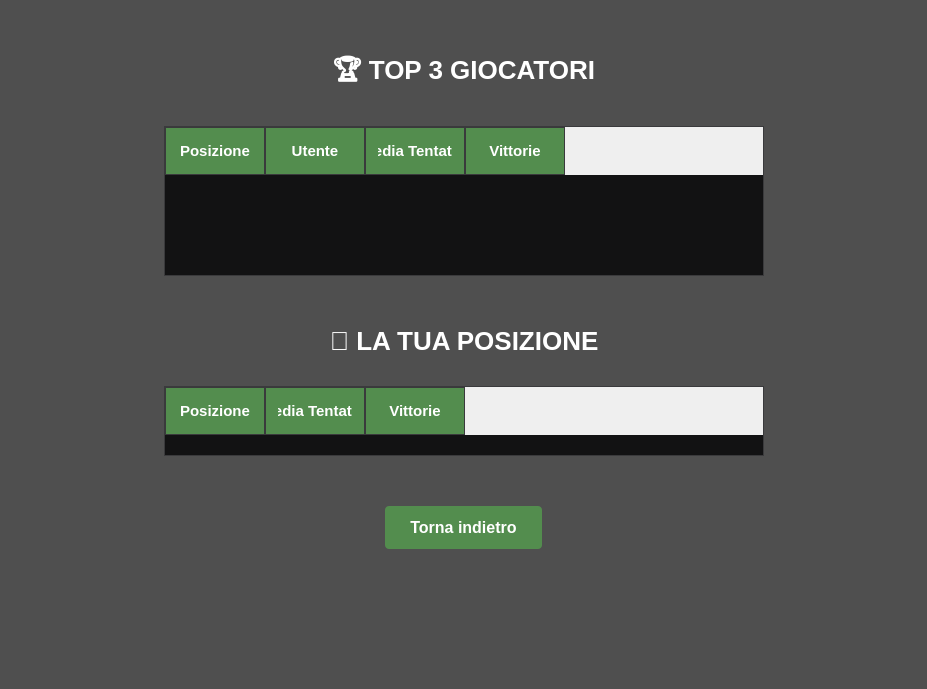
Above: src/gui/leaderboard_window.ui from andrea216ac/project_wordle_qd before the change. Below: the same form after it.
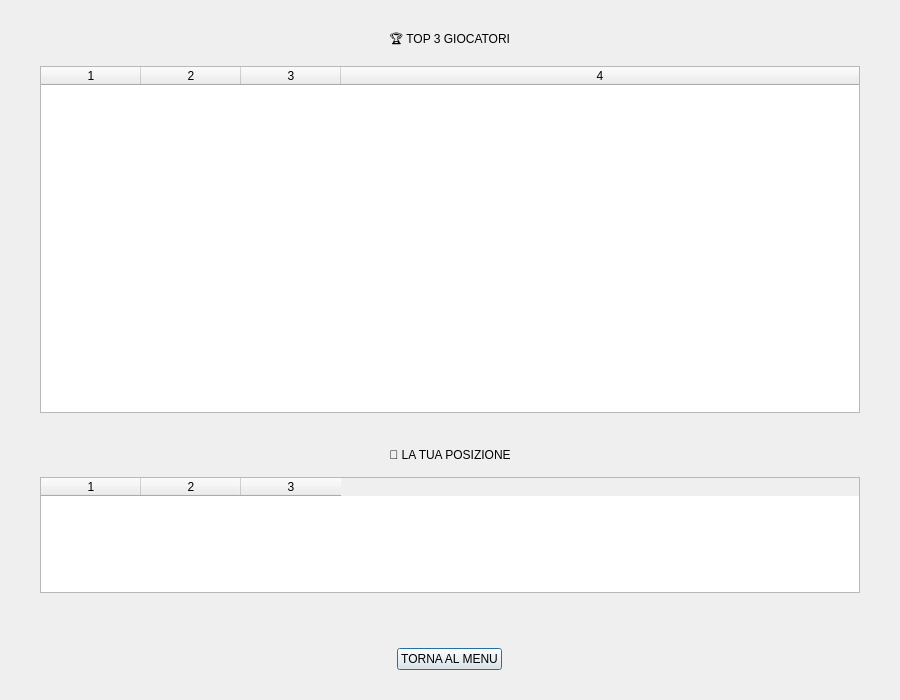
That is the form after the change.

```diff
--- a/src/gui/leaderboard_window.ui
+++ b/src/gui/leaderboard_window.ui
@@ -6,103 +6,77 @@
    <rect>
     <x>0</x>
     <y>0</y>
-    <width>927</width>
-    <height>689</height>
+    <width>900</width>
+    <height>700</height>
    </rect>
   </property>
   <property name="windowTitle">
    <string>Classifica Wordle</string>
   </property>
-  <property name="styleSheet">
-   <string notr="true">
-QDialog { background-color: #4f4f4f; }
-QLabel { color: #ffffff; font-weight: bold; font-size: 26px; margin-bottom: 10px; }
-
-QTableWidget { 
-    background-color: #121213; 
-    color: white; 
-    gridline-color: #538d4e; 
-    border: 1px solid #3a3a3c; 
-    font-size: 20px; /* Testo molto grande per riempire */
-    outline: 0; 
-}
-
-QHeaderView::section { 
-    background-color: #538d4e; 
-    color: white; 
-    padding: 12px; 
-    border: 1px solid #3a3a3c; 
-    font-weight: bold; 
-    text-transform: uppercase; 
-    font-size: 15px; 
-}
-
-QPushButton#btn_back { 
-    background-color: #538d4e; 
-    color: white; 
-    border: none; 
-    border-radius: 4px; 
-    padding: 12px 25px; 
-    font-weight: bold; 
-    font-size: 16px; 
-}
-QPushButton#btn_back:hover { background-color: #3a3a3c; }
-   </string>
-  </property>
-  <layout class="QGridLayout" name="gridLayout">
-   <item row="0" column="1">
-    <spacer name="spacer_top">
-     <property name="orientation"><enum>Qt::Vertical</enum></property>
-     <property name="sizeType"><enum>QSizePolicy::Fixed</enum></property>
-     <property name="sizeHint" stdset="0"><size><width>20</width><height>40</height></size></property>
-    </spacer>
-   </item>
-
-   <item row="1" column="1">
-    <layout class="QVBoxLayout" name="main_vbox">
-     <property name="spacing"><number>20</number></property>
-     <property name="leftMargin"><number>30</number></property>
-     <property name="rightMargin"><number>30</number></property>
-
+  <layout class="QVBoxLayout" name="mainLayout">
+   <property name="spacing">
+    <number>15</number>
+   </property>
+   <property name="leftMargin">
+    <number>40</number>
+   </property>
+   <property name="topMargin">
+    <number>30</number>
+   </property>
+   <property name="rightMargin">
+    <number>40</number>
+   </property>
+   <property name="bottomMargin">
+    <number>30</number>
+   </property>
+   
      <item>
       <widget class="QLabel" name="label">
-       <property name="text"><string>🏆 TOP 3 GIOCATORI</string></property>
-       <property name="alignment"><set>Qt::AlignCenter</set></property>
-      </widget>
-     </item>
-
+     <property name="text">
+      <string>🏆 TOP 3 GIOCATORI</string>
+     </property>
+     <property name="alignment">
+      <set>Qt::AlignCenter</set>
+     </property>
+    </widget>
+   </item>
+   
      <item>
       <widget class="QTableWidget" name="table_top3">
-       <property name="minimumSize">
-        <size>
-            <width>600</width>
-            <height>140</height>
-        </size>
-       </property>
-       <property name="maximumSize">
-         <size>
-            <width>16777215</width>
-            <height>150</height>
-          </size>
-        </property>
-       <property name="horizontalScrollBarPolicy"><enum>Qt::ScrollBarAlwaysOff</enum></property>
-       <property name="verticalScrollBarPolicy"><enum>Qt::ScrollBarAlwaysOff</enum></property>
-       <property name="showGrid"><bool>false</bool></property>
-       <property name="columnCount"><number>4</number></property>
-       <attribute name="horizontalHeaderSectionResizeMode"><enum>QHeaderView::Stretch</enum></attribute>
-       <attribute name="verticalHeaderVisible"><bool>false</bool></attribute>
-       <column><property name="text"><string>Posizione</string></property></column>
-       <column><property name="text"><string>Utente</string></property></column>
-       <column><property name="text"><string>Media Tentativi</string></property></column>
-       <column><property name="text"><string>Vittorie</string></property></column>
+     <property name="sizePolicy">
+      <sizepolicy hsizetype="Expanding" vsizetype="Expanding">
+       <horstretch>0</horstretch>
+       <verstretch>3</verstretch> </sizepolicy>
+     </property>
+     <property name="showGrid">
+      <bool>false</bool>
+     </property>
+     <property name="columnCount">
+      <number>4</number>
+     </property>
+     <attribute name="horizontalHeaderStretchLastSection">
+      <bool>true</bool>
+     </attribute>
+     <attribute name="horizontalHeaderSectionResizeMode">
+      <enum>QHeaderView::Stretch</enum>
+     </attribute>
+     <attribute name="verticalHeaderVisible">
+      <bool>false</bool>
+     </attribute>
       </widget>
      </item>
 
      <item>
       <spacer name="spacer_mid">
-       <property name="orientation"><enum>Qt::Vertical</enum></property>
-       <property name="sizeType"><enum>QSizePolicy::Fixed</enum></property>
-       <property name="sizeHint" stdset="0"><size><width>20</width><height>30</height></size></property>
+     <property name="orientation">
+      <enum>Qt::Vertical</enum>
+     </property>
+     <property name="sizeHint" stdset="0">
+      <size>
+       <width>20</width>
+       <height>20</height>
+      </size>
+     </property>
       </spacer>
      </item>
 
@@ -115,60 +89,63 @@
 
      <item>
       <widget class="QTableWidget" name="table_user_pos">
-       <property name="minimumSize"><size><width>600</width><height>60</height></size></property>
-       <property name="maximumSize"><size><width>16777215</width><height>70</height></size></property>
-       <property name="horizontalScrollBarPolicy"><enum>Qt::ScrollBarAlwaysOff</enum></property>
-       <property name="verticalScrollBarPolicy"><enum>Qt::ScrollBarAlwaysOff</enum></property>
-       <property name="showGrid"><bool>false</bool></property>
-       <property name="columnCount"><number>3</number></property>
-       <attribute name="horizontalHeaderSectionResizeMode"><enum>QHeaderView::Stretch</enum></attribute>
-       <attribute name="verticalHeaderVisible"><bool>false</bool></attribute>
-       <column><property name="text"><string>Posizione</string></property></column>
-       <column><property name="text"><string>Media Tentativi</string></property></column>
-       <column><property name="text"><string>Vittorie</string></property></column>
+     <property name="sizePolicy">
+      <sizepolicy hsizetype="Expanding" vsizetype="Minimum">
+       <horstretch>0</horstretch>
+       <verstretch>1</verstretch>
+      </sizepolicy>
+     </property>
+     <property name="minimumSize">
+      <size>
+       <width>0</width>
+       <height>100</height>
+      </size>
+     </property>
+     <property name="maximumSize">
+      <size>
+       <width>16777215</width>
+       <height>120</height>
+      </size>
+     </property>
+     <property name="showGrid">
+      <bool>false</bool>
+     </property>
+     <property name="columnCount">
+      <number>3</number>
+     </property>
+     <attribute name="horizontalHeaderSectionResizeMode">
+      <enum>QHeaderView::Stretch</enum>
+     </attribute>
+     <attribute name="verticalHeaderVisible">
+      <bool>false</bool>
+     </attribute>
       </widget>
      </item>
 
      <item>
-      <spacer name="spacer_bottom_push">
-       <property name="orientation"><enum>Qt::Vertical</enum></property>
-       <property name="sizeType"><enum>QSizePolicy::Fixed</enum></property>
-       <property name="sizeHint" stdset="0"><size><width>20</width><height>30</height></size></property>
+    <spacer name="spacer_bottom">
+     <property name="orientation">
+      <enum>Qt::Vertical</enum>
+     </property>
+     <property name="sizeHint" stdset="0">
+      <size>
+       <width>20</width>
+       <height>40</height>
+      </size>
+     </property>
       </spacer>
      </item>
 
      <item alignment="Qt::AlignHCenter">
       <widget class="QPushButton" name="btn_back">
-       <property name="text"><string>Torna indietro</string></property>
+     <property name="text">
+      <string>TORNA AL MENU</string>
+     </property>
        <property name="cursor">
         <cursorShape>PointingHandCursor</cursorShape>
        </property>
       </widget>
      </item>
     </layout>
-   </item>
-
-   <item row="1" column="0">
-    <spacer name="spacer_left">
-     <property name="orientation"><enum>Qt::Horizontal</enum></property>
-     <property name="sizeType"><enum>QSizePolicy::Expanding</enum></property>
-     <property name="sizeHint" stdset="0"><size><width>40</width><height>20</height></size></property>
-    </spacer>
-   </item>
-   <item row="1" column="2">
-    <spacer name="spacer_right">
-     <property name="orientation"><enum>Qt::Horizontal</enum></property>
-     <property name="sizeType"><enum>QSizePolicy::Expanding</enum></property>
-     <property name="sizeHint" stdset="0"><size><width>40</width><height>20</height></size></property>
-    </spacer>
-   </item>
-   <item row="2" column="1">
-    <spacer name="spacer_bottom">
-     <property name="orientation"><enum>Qt::Vertical</enum></property>
-     <property name="sizeType"><enum>QSizePolicy::Expanding</enum></property>
-     <property name="sizeHint" stdset="0"><size><width>20</width><height>40</height></size></property>
-    </spacer>
-   </item>
-  </layout>
  </widget>
 </ui>
```
Left out of the diff: 10 changed lines with no effect on the pictures. Lines whose indentation alone changed are shown as unchanged.
